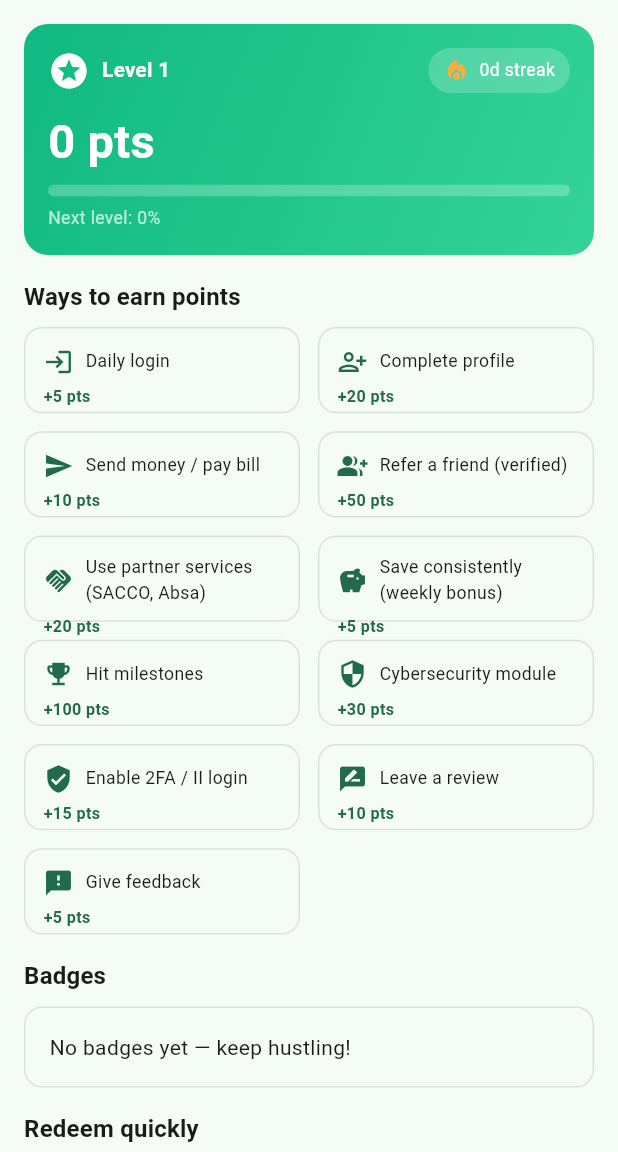
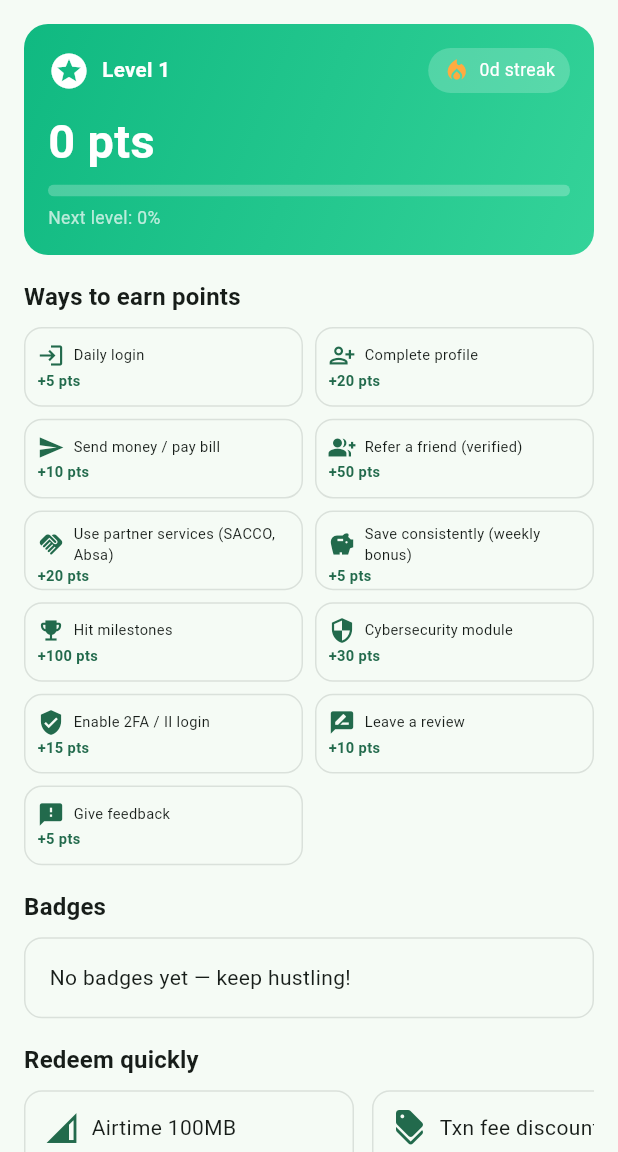
Before and after one commit to Veranzi/Jasho, a Flutter app: the GamificationScreen screen opened by its route, on a phone screen of 412 x 824 dp, the part 84-1236 px from its top. Run offline on Flutter 3.47's test engine with Material 3 defaults, Android fonts, the phone set to English and light mode, and no system bars; our stand-ins replace fl_chart, flutter_screenutil, intl_phone_field, printing, responsive_framework, shared_preferences; accounts and stored records are empty.

Commit message:
Refactor login and gamification screens for better responsiveness
Co-authored-by: leparitours <leparitours@gmail.com>

```diff
--- a/jashoo/lib/screens/gamification/gamification_screen.dart
+++ b/jashoo/lib/screens/gamification/gamification_screen.dart
@@ -179,21 +179,26 @@ class _EarnGrid extends StatelessWidget {
       builder: (context, constraints) {
         // Calculate responsive aspect ratio based on screen width
         double aspectRatio;
+        int crossAxisCount;
+
         if (constraints.maxWidth < 400) {
-          aspectRatio = 3.2; // Taller cards for narrow screens
+          aspectRatio = 3.5; // Taller cards for narrow screens
+          crossAxisCount = 2;
         } else if (constraints.maxWidth < 600) {
-          aspectRatio = 2.9;
+          aspectRatio = 3.2;
+          crossAxisCount = 2;
         } else {
-          aspectRatio = 2.6; // Shorter cards for wider screens
+          aspectRatio = 2.8; // Shorter cards for wider screens
+          crossAxisCount = 3; // More columns on wider screens
         }
 
         return GridView.builder(
           shrinkWrap: true,
           physics: const NeverScrollableScrollPhysics(),
           gridDelegate: SliverGridDelegateWithFixedCrossAxisCount(
-            crossAxisCount: 2,
-            mainAxisSpacing: 12,
-            crossAxisSpacing: 12,
+            crossAxisCount: crossAxisCount,
+            mainAxisSpacing: 8,
+            crossAxisSpacing: 8,
             childAspectRatio: aspectRatio,
           ),
           itemCount: items.length,
@@ -208,31 +213,30 @@ class _EarnGrid extends StatelessWidget {
                   borderRadius: BorderRadius.circular(12),
                   border: Border.all(color: Theme.of(context).dividerColor.withOpacity(0.2)),
                 ),
-                padding: const EdgeInsets.all(12),
+                padding: const EdgeInsets.all(8),
                 child: Column(
                   crossAxisAlignment: CrossAxisAlignment.start,
-                  mainAxisAlignment: MainAxisAlignment.center,
+                  mainAxisAlignment: MainAxisAlignment.spaceEvenly,
                   children: [
                     Row(
                       children: [
-                        Icon(it.icon, color: Theme.of(context).colorScheme.primary, size: 20),
-                        const SizedBox(width: 8),
+                        Icon(it.icon, color: Theme.of(context).colorScheme.primary, size: 18),
+                        const SizedBox(width: 6),
                         Expanded(
                           child: Text(
                             it.title,
                             maxLines: 2,
                             overflow: TextOverflow.ellipsis,
-                            style: TextStyle(fontSize: 12.sp),
+                            style: TextStyle(fontSize: 10.sp),
                           ),
                         ),
                       ],
                     ),
-                    const SizedBox(height: 6),
                     Text(
                       '+${it.points} pts',
                       style: TextStyle(
                         fontWeight: FontWeight.bold,
-                        fontSize: 11.sp,
+                        fontSize: 10.sp,
                         color: Theme.of(context).colorScheme.primary,
                       ),
                     ),
```
Also changed, not shown: jashoo/lib/screens/auth/login_screen.dart (+2 -39 lines).
